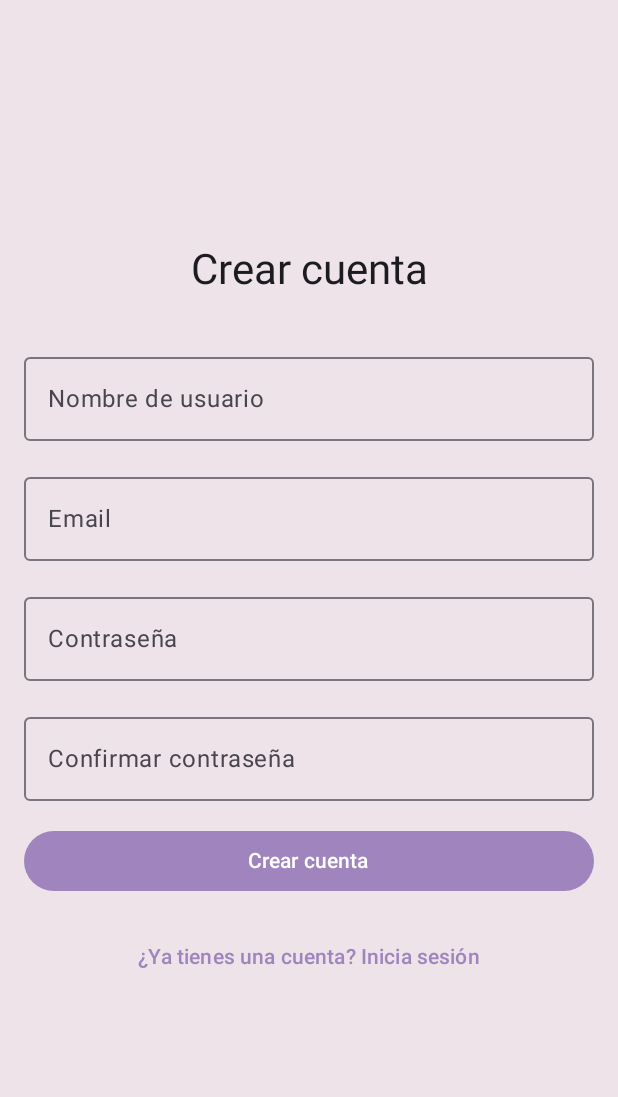
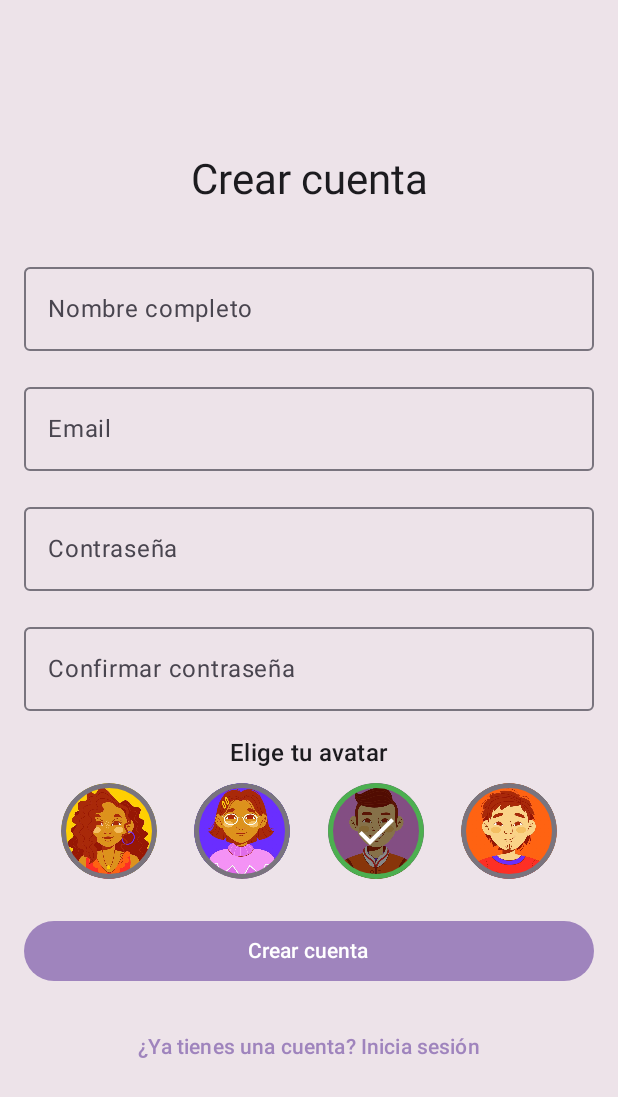
Before and after one commit to cesar-bravo-m/tarea-kotlin, an Android app built with Jetpack Compose: the composable RegisterScreen shown on its own in the app's theme, on a phone screen of 412 x 824 dp. Shown: the top 1097 px of the screen. Run offline under Robolectric (Android 15) with nearby library versions, the phone set to English and light mode, and no system bars.

Commit message:
WIP registro

```diff
--- a/app/src/main/java/com/example/myapplication/ui/session/RegisterScreen.kt
+++ b/app/src/main/java/com/example/myapplication/ui/session/RegisterScreen.kt
@@ -2,12 +2,12 @@ package com.example.myapplication.ui.session
 
 import android.content.Context
 import android.widget.Toast
-import androidx.compose.foundation.layout.Arrangement
-import androidx.compose.foundation.layout.Column
-import androidx.compose.foundation.layout.PaddingValues
-import androidx.compose.foundation.layout.fillMaxSize
-import androidx.compose.foundation.layout.fillMaxWidth
-import androidx.compose.foundation.layout.padding
+import androidx.compose.foundation.Image
+import androidx.compose.foundation.background
+import androidx.compose.foundation.border
+import androidx.compose.foundation.clickable
+import androidx.compose.foundation.layout.*
+import androidx.compose.foundation.shape.CircleShape
 import androidx.compose.material3.Button
 import androidx.compose.material3.MaterialTheme
 import androidx.compose.material3.OutlinedTextField
@@ -20,9 +20,17 @@ import androidx.compose.runtime.remember
 import androidx.compose.runtime.setValue
 import androidx.compose.ui.Alignment
 import androidx.compose.ui.Modifier
+import androidx.compose.ui.draw.clip
+import androidx.compose.ui.res.painterResource
 import androidx.compose.ui.text.input.PasswordVisualTransformation
 import androidx.compose.ui.unit.dp
+import com.example.myapplication.R
 import com.example.myapplication.business.UserManager
+import androidx.compose.material.icons.Icons
+import androidx.compose.material.icons.filled.Check
+import androidx.compose.material3.Icon
+import androidx.compose.ui.graphics.Color
+import androidx.compose.ui.layout.ContentScale
 
 @Composable
 fun RegisterScreen(
@@ -31,10 +39,11 @@ fun RegisterScreen(
     setShowRegister: (Boolean) -> Unit,
     context: Context
 ) {
-    var username by remember { mutableStateOf("") }
+    var fullName by remember { mutableStateOf("") }
     var email by remember { mutableStateOf("") }
     var password by remember { mutableStateOf("") }
     var confirmPassword by remember { mutableStateOf("") }
+    var selectedAvatar by remember { mutableStateOf(R.drawable.male1) }
 
     Column(
         modifier = Modifier
@@ -51,9 +60,9 @@ fun RegisterScreen(
         )
 
         OutlinedTextField(
-            value = username,
-            onValueChange = { username = it },
-            label = { Text("Nombre de usuario") },
+            value = fullName,
+            onValueChange = { fullName = it },
+            label = { Text("Nombre completo") },
             modifier = Modifier
                 .fillMaxWidth()
                 .padding(bottom = 16.dp)
@@ -88,9 +97,72 @@ fun RegisterScreen(
                 .padding(bottom = 16.dp)
         )
 
+        Text(
+            text = "Elige tu avatar",
+            style = MaterialTheme.typography.titleMedium,
+            modifier = Modifier.padding(bottom = 8.dp)
+        )
+
+        Row(
+            modifier = Modifier
+                .fillMaxWidth()
+                .padding(bottom = 24.dp),
+            horizontalArrangement = Arrangement.SpaceEvenly,
+            verticalAlignment = Alignment.CenterVertically
+        ) {
+            val avatars = listOf(
+                R.drawable.female1,
+                R.drawable.female2,
+                R.drawable.male1,
+                R.drawable.male2
+            )
+
+            avatars.forEach { avatar ->
+                Box(
+                    modifier = Modifier
+                        .size(64.dp)
+                        .clip(CircleShape)
+                        .background(MaterialTheme.colorScheme.surface)
+                        .border(
+                            width = 3.dp,
+                            color = if (selectedAvatar == avatar)
+                                Color(0xFF4CAF50) // Material Green
+                            else
+                                MaterialTheme.colorScheme.outline,
+                            shape = CircleShape
+                        )
+                        .clickable { selectedAvatar = avatar }
+                ) {
+                    Image(
+                        painter = painterResource(id = avatar),
+                        contentDescription = "Avatar option",
+                        modifier = Modifier.fillMaxSize(),
+                        contentScale = ContentScale.Crop
+                    )
+
+                    if (selectedAvatar == avatar) {
+                        Box(
+                            modifier = Modifier
+                                .fillMaxSize()
+                                .background(Color(0x77000000)), // Semi-transparent black overlay
+                            contentAlignment = Alignment.Center
+                        ) {
+                            Icon(
+                                imageVector = Icons.Default.Check,
+                                contentDescription = "Selected",
+                                tint = Color.White,
+                                modifier = Modifier.size(32.dp)
+                            )
+                        }
+                    }
+                }
+            }
+        }
+
+
         Button(
             onClick = {
-                if (username.isBlank() || email.isBlank() || password.isBlank()) {
+                if (fullName.isBlank() || email.isBlank() || password.isBlank()) {
                     Toast.makeText(context, "Por favor, complete todos los campos", Toast.LENGTH_SHORT).show()
                     return@Button
                 }
@@ -102,11 +174,11 @@ fun RegisterScreen(
                     Toast.makeText(context, "Email inválido", Toast.LENGTH_SHORT).show()
                     return@Button
                 }
-                if (UserManager.register(username, password, email)) {
+                if (UserManager.register(email, password, fullName, selectedAvatar)) {
                     Toast.makeText(context, "¡Registro exitoso!", Toast.LENGTH_SHORT).show()
                     setIsLoggedIn(true)
                 } else {
-                    Toast.makeText(context, "El usuario o email ya existe", Toast.LENGTH_SHORT).show()
+                    Toast.makeText(context, "El email ya existe", Toast.LENGTH_SHORT).show()
                 }
             },
             modifier = Modifier
```
Also changed, not shown: app/src/main/java/com/example/myapplication/business/UserCredentials.kt (+10 -18 lines), app/src/main/java/com/example/myapplication/ui/session/LoginScreen.kt (+5 -24 lines), app/src/main/java/com/example/myapplication/ui/session/UserCard.kt (+7 -8 lines).
